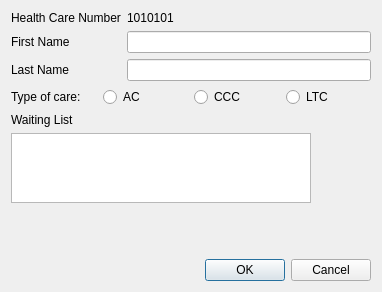
The window that src/editpatientdialog.ui (murrple-1/BedChaser) describes before a commit, drawn with Qt 5.
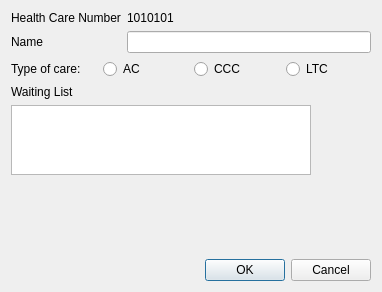
The same window after the commit.

What changed in the file:
```diff
--- a/src/editpatientdialog.ui
+++ b/src/editpatientdialog.ui
@@ -26,24 +26,14 @@
      <item row="1" column="0">
       <widget class="QLabel" name="firstLabel">
        <property name="text">
-        <string>First Name</string>
+        <string>Name</string>
        </property>
       </widget>
      </item>
      <item row="1" column="1">
       <widget class="QLineEdit" name="firstField"/>
      </item>
-     <item row="2" column="0">
-      <widget class="QLabel" name="lastLabel">
-       <property name="text">
-        <string>Last Name</string>
-       </property>
-      </widget>
-     </item>
-     <item row="2" column="1">
-      <widget class="QLineEdit" name="lastField"/>
-     </item>
-     <item row="3" column="0" colspan="2">
+     <item row="2" column="0" colspan="2">
       <layout class="QHBoxLayout" name="horizontalLayout">
        <item>
         <widget class="QLabel" name="careLabel">
@@ -75,14 +65,14 @@
        </item>
       </layout>
      </item>
-     <item row="4" column="0" colspan="2">
-      <widget class="QLabel" name="label">
+     <item row="3" column="0" colspan="2">
+      <widget class="QLabel" name="waitingListLabel">
        <property name="text">
         <string>Waiting List</string>
        </property>
       </widget>
      </item>
-     <item row="5" column="0" colspan="2">
+     <item row="4" column="0" colspan="2">
       <widget class="QScrollArea" name="scrollArea">
        <property name="sizePolicy">
         <sizepolicy hsizetype="Fixed" vsizetype="Fixed">
@@ -105,7 +95,7 @@
           <x>0</x>
           <y>0</y>
           <width>298</width>
-          <height>82</height>
+          <height>69</height>
          </rect>
         </property>
         <property name="palette">
```
Left out of the diff: 20 changed lines with no effect on the pictures.
